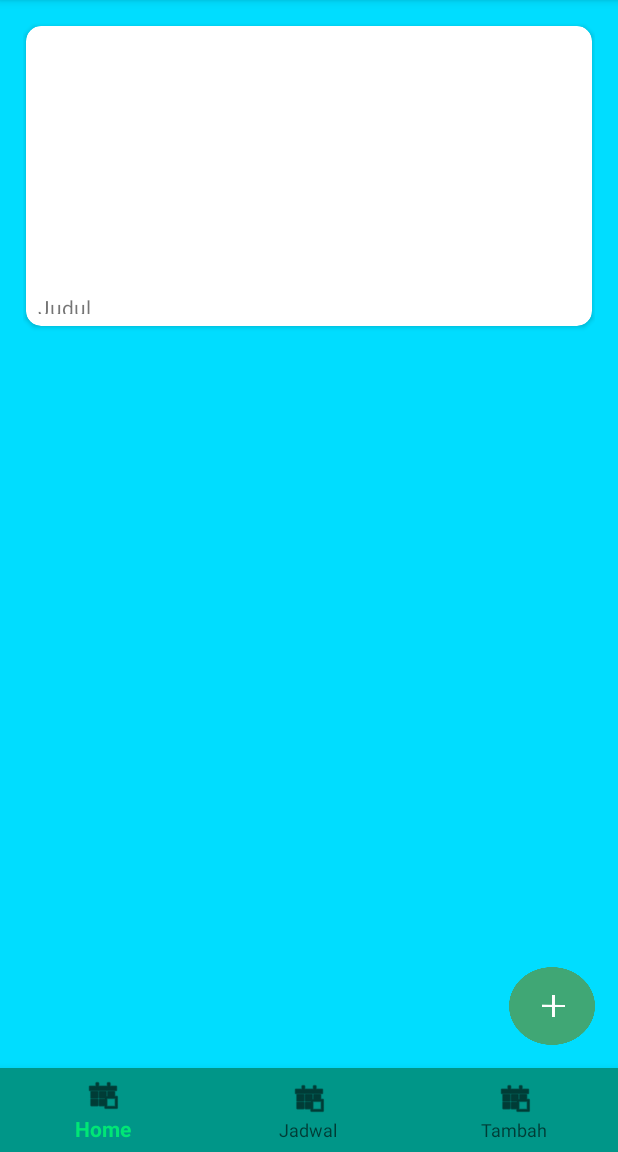
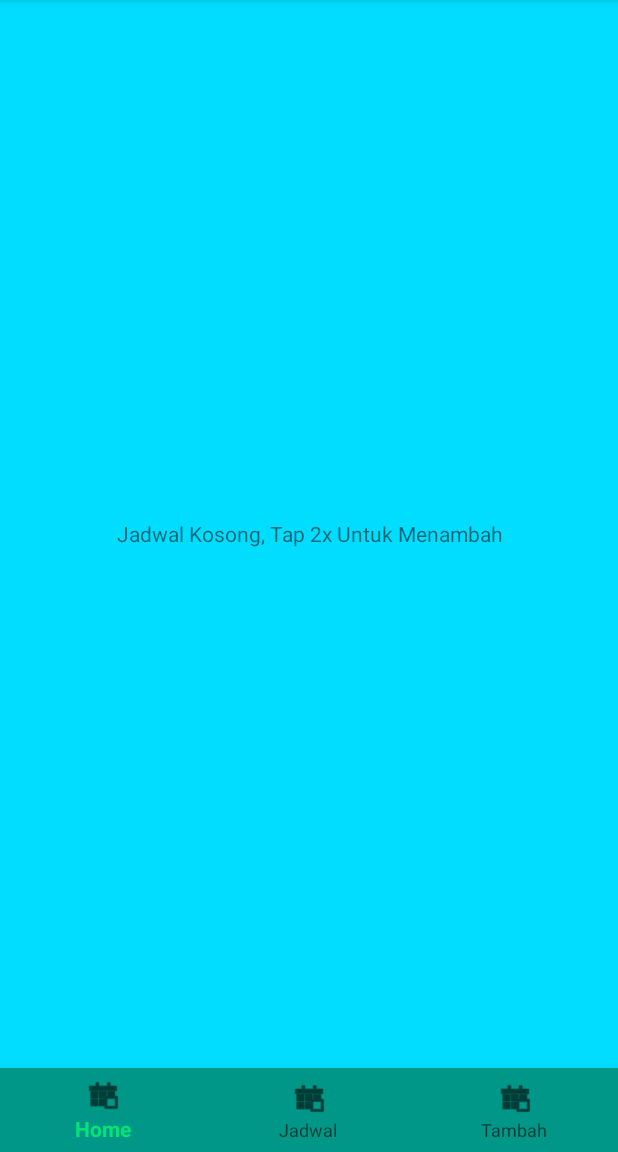
Before and after one commit to syarwanarief/MAINTAINANCEPPJ, an Android app: the screen it shows after launch (MainActivity), on a phone screen of 412 x 824 dp, the part 84-1236 px from its top. Run offline under Robolectric (Android 15) with nearby library versions, the phone set to English and light mode, and no system bars.

Commit message:
Masookk Pak Eko

```diff
--- a/app/src/main/java/medio/maintainanceppj/HomeFragment.java
+++ b/app/src/main/java/medio/maintainanceppj/HomeFragment.java
@@ -15,5 +15,4 @@ public class HomeFragment extends Fragment {
     public View onCreateView(@NonNull LayoutInflater inflater, @Nullable ViewGroup container, @Nullable Bundle savedInstanceState) {
         return inflater.inflate(R.layout.fragment_home,container,false);
     }
-
 }
--- a/app/src/main/java/medio/maintainanceppj/MainActivity.java
+++ b/app/src/main/java/medio/maintainanceppj/MainActivity.java
@@ -1,5 +1,7 @@
 package medio.maintainanceppj;
 
+import android.content.Context;
+import android.os.Handler;
 import android.support.annotation.NonNull;
 import android.support.design.widget.BottomNavigationView;
 import android.support.v4.app.Fragment;
@@ -7,8 +9,19 @@ import android.support.v4.app.FragmentTransaction;
 import android.support.v7.app.AppCompatActivity;
 import android.os.Bundle;
 import android.view.MenuItem;
+import android.view.MotionEvent;
+import android.view.View;
+import android.widget.Button;
+import android.widget.RelativeLayout;
+import android.widget.TextView;
+import android.widget.Toast;
 
 public class MainActivity extends AppCompatActivity {
+
+    RelativeLayout klik;
+    int i = 0;
+
+    boolean exit = false;
 
     @Override
     protected void onCreate(Bundle savedInstanceState) {
@@ -18,12 +31,35 @@ public class MainActivity extends AppCompatActivity {
         bottomNavigationView.setOnNavigationItemSelectedListener(navListener);
 
         //menampilkan fragment
-
         HomeFragment fragment = new HomeFragment();
         FragmentTransaction fragmentTransaction = getSupportFragmentManager().beginTransaction();
         fragmentTransaction.replace(R.id.fragment_container, fragment);
         fragmentTransaction.commit();
 
+        //double tap -_-
+        /*klik = (RelativeLayout) findViewById(R.id.doubletap);
+        klik.setOnClickListener(new View.OnClickListener() {
+            @Override
+            public void onClick(View v) {
+                i++;
+
+                Handler handler = new Handler();
+                handler.postDelayed(new Runnable() {
+                    @Override
+                    public void run() {
+                        if (i == 1){
+                            Toast.makeText(MainActivity.this, "Tap Lagi Untuk Menambah",Toast.LENGTH_SHORT).show();
+                        }else if (i == 2){
+                            HomeFragment fragment = new HomeFragment();
+                            FragmentTransaction fragmentTransaction = getSupportFragmentManager().beginTransaction();
+                            fragmentTransaction.replace(R.id.fragment_container, fragment);
+                            fragmentTransaction.commit();
+                        }
+                        i = 0;
+                    }
+                },500);
+            }
+        });*/
     }
 
     private BottomNavigationView.OnNavigationItemSelectedListener navListener =
@@ -48,4 +84,21 @@ public class MainActivity extends AppCompatActivity {
                 }
             };
 
+    public void onBackPressed(){
+        if (exit){
+            super.onBackPressed();
+        }else if(exit ){
+
+        }else {
+            Toast.makeText(this,"Tekan 2x Tombol Back Untuk Keluar Applikasi", Toast.LENGTH_SHORT).show();
+            exit = true;
+            Handler handler = new Handler();
+            handler.postDelayed(new Runnable() {
+                @Override
+                public void run() {
+                    exit = false;
+                }
+            },400);
+        }
+    }
 }
--- a/app/src/main/res/layout/fragment_home.xml
+++ b/app/src/main/res/layout/fragment_home.xml
@@ -2,47 +2,33 @@
 <RelativeLayout xmlns:android="http://schemas.android.com/apk/res/android"
     android:layout_width="match_parent"
     android:layout_height="match_parent"
-    xmlns:app="http://schemas.android.com/apk/res-auto"
+    xmlns:tools="http://schemas.android.com/tools"
     android:background="@android:color/holo_blue_bright"
-    android:padding="15dp">
-    <android.support.v7.widget.CardView
+    tools:context=".MainActivity"
+    android:padding="15dp"
+    android:id="@+id/doubletap">
+
+<ScrollView
+    android:layout_width="fill_parent"
+    android:layout_height="fill_parent">
+    <ListView
         android:layout_width="match_parent"
-        android:layout_height="200dp"
-        app:cardCornerRadius="10dp"
-        android:layout_margin="2dp"
-        android:elevation="10dp"
-        app:cardMaxElevation="13dp"
-        >
-        <LinearLayout
+        android:layout_height="match_parent">
+    </ListView>
+</ScrollView>
+
+    <RelativeLayout
+        android:layout_width="wrap_content"
+        android:layout_height="wrap_content"
+        android:layout_centerInParent="true">
+
+        <TextView
             android:layout_width="match_parent"
-            android:layout_height="match_parent"
-            android:orientation="vertical"
-            android:padding="8dp">
-            <ImageView
-                android:layout_width="match_parent"
-                android:layout_height="170dp"
-                android:id="@+id/cardImage"
-                />
-            <TextView
-                android:layout_width="match_parent"
-                android:layout_height="match_parent"
-                android:text="Judul"
-                android:id="@+id/cardTitle"
-                android:gravity="center_vertical"/>
-        </LinearLayout>
-
-    </android.support.v7.widget.CardView>
-
-    <LinearLayout
-        android:id="@+id/tambah"
-        android:layout_width="57dp"
-        android:layout_height="52dp"
-        android:layout_alignParentEnd="true"
-        android:layout_alignParentBottom="true"
-        android:orientation="horizontal"
-        android:background="@drawable/icon_tambah">
-
-    </LinearLayout>
-
+            android:layout_height="wrap_content"
+            android:layout_centerInParent="true"
+            android:padding="16dp"
+            android:gravity="center"
+            android:text="Jadwal Kosong, Tap 2x Untuk Menambah"/>
+    </RelativeLayout>
 
 </RelativeLayout>
```
Also changed, not shown: app/src/main/java/medio/maintainanceppj/CustomListAdapter.java (deleted, +0 -143 lines), app/src/main/res/layout/fragment_jadwal.xml (+0 -30 lines), app/src/main/res/layout/fragment_tambah.xml (+19 -6 lines).
